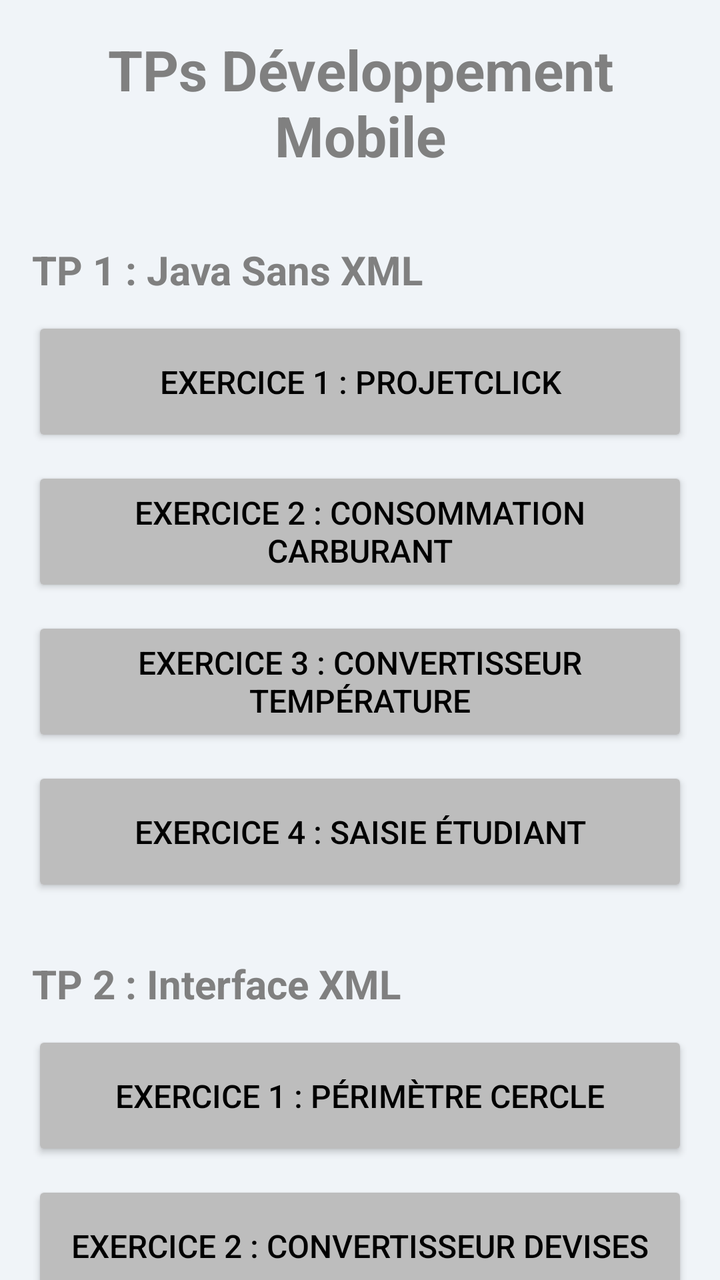
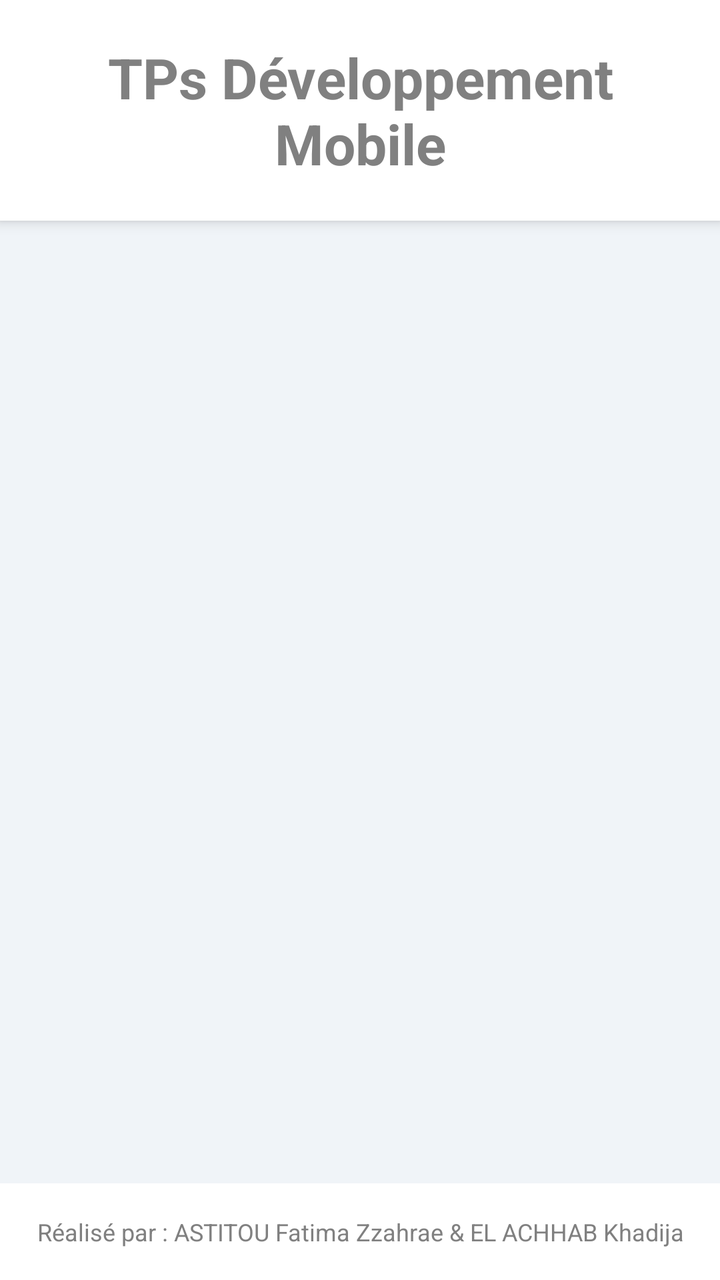

The first picture is an Android layout as it rendered before a commit; the second is the same layout after the commit. The layout source and the unified diff follow.
<!-- AndroidManifest.xml: application theme Theme.AppCompat.Light.DarkActionBar -->
<!-- res/layout/activity_main.xml -->
<?xml version="1.0" encoding="utf-8"?>
<androidx.core.widget.NestedScrollView xmlns:android="http://schemas.android.com/apk/res/android"
    android:layout_width="match_parent"
    android:layout_height="match_parent"
    android:background="#F0F4F8"
    android:fillViewport="true">

    <LinearLayout
        android:layout_width="match_parent"
        android:layout_height="wrap_content"
        android:orientation="vertical"
        android:padding="16dp">

        <TextView
            android:layout_width="match_parent"
            android:layout_height="wrap_content"
            android:text="TPs Développement Mobile"
            android:textSize="28sp"
            android:textStyle="bold"
            android:textColor="#808080"
            android:gravity="center"
            android:layout_marginBottom="10dp"/>

        <TextView
            android:layout_width="match_parent"
            android:layout_height="wrap_content"
            android:text="TP 1 : Java Sans XML"
            android:textSize="20sp"
            android:textStyle="bold"
            android:textColor="#808080"
            android:layout_marginTop="25dp"
            android:layout_marginBottom="10dp"/>

        <Button
            android:id="@+id/btnExo1Tp1"
            android:layout_width="match_parent"
            android:layout_height="65dp"
            android:text="Exercice 1 : ProjetClick"
            android:textSize="16sp"
            android:backgroundTint="#BDBDBD"
            android:textColor="#000000"
            android:layout_marginBottom="10dp"/>

        <Button
            android:id="@+id/btnExo2Tp1"
            android:layout_width="match_parent"
            android:layout_height="65dp"
            android:text="Exercice 2 : Consommation Carburant"
            android:textSize="16sp"
            android:backgroundTint="#BDBDBD"
            android:textColor="#000000"
            android:layout_marginBottom="10dp"/>

        <Button
            android:id="@+id/btnExo3Tp1"
            android:layout_width="match_parent"
            android:layout_height="65dp"
            android:text="Exercice 3 : Convertisseur Température"
            android:textSize="16sp"
            android:backgroundTint="#BDBDBD"
            android:textColor="#000000"
            android:layout_marginBottom="10dp"/>

        <Button
            android:id="@+id/btnExo4Tp1"
            android:layout_width="match_parent"
            android:layout_height="65dp"
            android:text="Exercice 4 : Saisie Étudiant"
            android:textSize="16sp"
            android:backgroundTint="#BDBDBD"
            android:textColor="#000000"
            android:layout_marginBottom="20dp"/>

        <TextView
            android:layout_width="match_parent"
            android:layout_height="wrap_content"
            android:text="TP 2 : Interface XML"
            android:textSize="20sp"
            android:textStyle="bold"
            android:textColor="#808080"
            android:layout_marginTop="10dp"
            android:layout_marginBottom="10dp"/>

        <Button
            android:id="@+id/btnExo1Tp2"
            android:layout_width="match_parent"
            android:layout_height="65dp"
            android:text="Exercice 1 : Périmètre Cercle"
            android:textSize="16sp"
            android:backgroundTint="#BDBDBD"
            android:textColor="#000000"
            android:layout_marginBottom="10dp"/>

        <Button
            android:id="@+id/btnExo2Tp2"
            android:layout_width="match_parent"
            android:layout_height="65dp"
            android:text="Exercice 2 : Convertisseur Devises"
            android:textSize="16sp"
            android:backgroundTint="#BDBDBD"
            android:textColor="#000000"
            android:layout_marginBottom="10dp"/>

        <Button
            android:id="@+id/btnExo3Tp2"
            android:layout_width="match_parent"
            android:layout_height="65dp"
            android:text="Exercice 3 : Gestion Étudiant (Classes)"
            android:textSize="16sp"
            android:backgroundTint="#BDBDBD"
            android:textColor="#000000"
            android:layout_marginBottom="20dp"/>

        <TextView
            android:layout_width="match_parent"
            android:layout_height="wrap_content"
            android:text="TP 3 : Calculatrice"
            android:textSize="20sp"
            android:textStyle="bold"
            android:textColor="#808080"
            android:layout_marginTop="10dp"
            android:layout_marginBottom="10dp"/>

        <Button
            android:id="@+id/btnCalculatrice"
            android:layout_width="match_parent"
            android:layout_height="65dp"
            android:text="Application Calculatrice"
            android:textSize="16sp"
            android:backgroundTint="#BDBDBD"
            android:textColor="#000000"
            android:layout_marginBottom="20dp"/>

        <TextView
            android:layout_width="match_parent"
            android:layout_height="wrap_content"
            android:text="TP 4 : SMS et Menus"
            android:textSize="20sp"
            android:textStyle="bold"
            android:textColor="#808080"
            android:layout_marginTop="10dp"
            android:layout_marginBottom="10dp"/>

        <Button
            android:id="@+id/btnEnvoiSms"
            android:layout_width="match_parent"
            android:layout_height="65dp"
            android:text="Envoi de SMS"
            android:textSize="16sp"
            android:backgroundTint="#BDBDBD"
            android:textColor="#000000"
            android:layout_marginBottom="10dp"/>

        <Button
            android:id="@+id/btnMenuOptions"
            android:layout_width="match_parent"
            android:layout_height="65dp"
            android:text="Menu Options Android"
            android:textSize="16sp"
            android:backgroundTint="#BDBDBD"
            android:textColor="#000000"
            android:layout_marginBottom="20dp"/>

        <TextView
            android:layout_width="match_parent"
            android:layout_height="wrap_content"
            android:text="TP 5 : ListView et Navigation"
            android:textSize="20sp"
            android:textStyle="bold"
            android:textColor="#808080"
            android:layout_marginTop="10dp"
            android:layout_marginBottom="10dp"/>

        <Button
            android:id="@+id/btnListViewPerso"
            android:layout_width="match_parent"
            android:layout_height="65dp"
            android:text="ListView Personnalisée"
            android:textSize="16sp"
            android:backgroundTint="#BDBDBD"
            android:textColor="#000000"
            android:layout_marginBottom="10dp"/>

        <Button
            android:id="@+id/btnNavigationIntent"
            android:layout_width="match_parent"
            android:layout_height="65dp"
            android:text="Navigation avec Intent"
            android:textSize="16sp"
            android:backgroundTint="#BDBDBD"
            android:textColor="#000000"
            android:layout_marginBottom="30dp"/>

        <TextView
            android:layout_width="match_parent"
            android:layout_height="wrap_content"
            android:text="Réalisé par : ASTITOU Fatima Zzahrae &amp; EL ACHHAB Khadija"
            android:textSize="12sp"
            android:textColor="#808080"
            android:gravity="center"
            android:layout_marginTop="20dp"
            android:layout_marginBottom="20dp"/>

    </LinearLayout>
</androidx.core.widget.NestedScrollView>
<!-- resources referenced by this layout -->
<resources>

</resources>

<!-- the commit's change to res/layout/activity_main.xml (unified diff, before → after) -->
@@ -1,205 +1,39 @@
 <?xml version="1.0" encoding="utf-8"?>
-<androidx.core.widget.NestedScrollView xmlns:android="http://schemas.android.com/apk/res/android"
+<LinearLayout xmlns:android="http://schemas.android.com/apk/res/android"
     android:layout_width="match_parent"
     android:layout_height="match_parent"
-    android:background="#F0F4F8"
-    android:fillViewport="true">
+    android:orientation="vertical"
+    android:background="#F0F4F8">
 
-    <LinearLayout
+    <TextView
         android:layout_width="match_parent"
         android:layout_height="wrap_content"
-        android:orientation="vertical"
-        android:padding="16dp">
+        android:text="TPs Développement Mobile"
+        android:textSize="28sp"
+        android:textStyle="bold"
+        android:textColor="#808080"
+        android:gravity="center"
+        android:padding="20dp"
+        android:background="#FFFFFF"
+        android:elevation="4dp"/>
 
-        <TextView
-            android:layout_width="match_parent"
-            android:layout_height="wrap_content"
-            android:text="TPs Développement Mobile"
-            android:textSize="28sp"
-            android:textStyle="bold"
-            android:textColor="#808080"
-            android:gravity="center"
-            android:layout_marginBottom="10dp"/>
+    <ListView
+        android:id="@+id/listView"
+        android:layout_width="match_parent"
+        android:layout_height="0dp"
+        android:layout_weight="1"
+        android:divider="#BDBDBD"
+        android:dividerHeight="1dp"
+        android:padding="16dp"/>
 
-        <TextView
-            android:layout_width="match_parent"
-            android:layout_height="wrap_content"
-            android:text="TP 1 : Java Sans XML"
-            android:textSize="20sp"
-            android:textStyle="bold"
-            android:textColor="#808080"
-            android:layout_marginTop="25dp"
-            android:layout_marginBottom="10dp"/>
+    <TextView
+        android:layout_width="match_parent"
+        android:layout_height="wrap_content"
+        android:text="Réalisé par : ASTITOU Fatima Zzahrae &amp; EL ACHHAB Khadija"
+        android:textSize="12sp"
+        android:textColor="#808080"
+        android:gravity="center"
+        android:padding="16dp"
+        android:background="#FFFFFF"/>
 
-        <Button
-            android:id="@+id/btnExo1Tp1"
-            android:layout_width="match_parent"
-            android:layout_height="65dp"
-            android:text="Exercice 1 : ProjetClick"
-            android:textSize="16sp"
-            android:backgroundTint="#BDBDBD"
-            android:textColor="#000000"
-            android:layout_marginBottom="10dp"/>
-
-        <Button
-            android:id="@+id/btnExo2Tp1"
-            android:layout_width="match_parent"
-            android:layout_height="65dp"
-            android:text="Exercice 2 : Consommation Carburant"
-            android:textSize="16sp"
-            android:backgroundTint="#BDBDBD"
-            android:textColor="#000000"
-            android:layout_marginBottom="10dp"/>
-
-        <Button
-            android:id="@+id/btnExo3Tp1"
-            android:layout_width="match_parent"
-            android:layout_height="65dp"
-            android:text="Exercice 3 : Convertisseur Température"
-            android:textSize="16sp"
-            android:backgroundTint="#BDBDBD"
-            android:textColor="#000000"
-            android:layout_marginBottom="10dp"/>
-
-        <Button
-            android:id="@+id/btnExo4Tp1"
-            android:layout_width="match_parent"
-            android:layout_height="65dp"
-            android:text="Exercice 4 : Saisie Étudiant"
-            android:textSize="16sp"
-            android:backgroundTint="#BDBDBD"
-            android:textColor="#000000"
-            android:layout_marginBottom="20dp"/>
-
-        <TextView
-            android:layout_width="match_parent"
-            android:layout_height="wrap_content"
-            android:text="TP 2 : Interface XML"
-            android:textSize="20sp"
-            android:textStyle="bold"
-            android:textColor="#808080"
-            android:layout_marginTop="10dp"
-            android:layout_marginBottom="10dp"/>
-
-        <Button
-            android:id="@+id/btnExo1Tp2"
-            android:layout_width="match_parent"
-            android:layout_height="65dp"
-            android:text="Exercice 1 : Périmètre Cercle"
-            android:textSize="16sp"
-            android:backgroundTint="#BDBDBD"
-            android:textColor="#000000"
-            android:layout_marginBottom="10dp"/>
-
-        <Button
-            android:id="@+id/btnExo2Tp2"
-            android:layout_width="match_parent"
-            android:layout_height="65dp"
-            android:text="Exercice 2 : Convertisseur Devises"
-            android:textSize="16sp"
-            android:backgroundTint="#BDBDBD"
-            android:textColor="#000000"
-            android:layout_marginBottom="10dp"/>
-
-        <Button
-            android:id="@+id/btnExo3Tp2"
-            android:layout_width="match_parent"
-            android:layout_height="65dp"
-            android:text="Exercice 3 : Gestion Étudiant (Classes)"
-            android:textSize="16sp"
-            android:backgroundTint="#BDBDBD"
-            android:textColor="#000000"
-            android:layout_marginBottom="20dp"/>
-
-        <TextView
-            android:layout_width="match_parent"
-            android:layout_height="wrap_content"
-            android:text="TP 3 : Calculatrice"
-            android:textSize="20sp"
-            android:textStyle="bold"
-            android:textColor="#808080"
-            android:layout_marginTop="10dp"
-            android:layout_marginBottom="10dp"/>
-
-        <Button
-            android:id="@+id/btnCalculatrice"
-            android:layout_width="match_parent"
-            android:layout_height="65dp"
-            android:text="Application Calculatrice"
-            android:textSize="16sp"
-            android:backgroundTint="#BDBDBD"
-            android:textColor="#000000"
-            android:layout_marginBottom="20dp"/>
-
-        <TextView
-            android:layout_width="match_parent"
-            android:layout_height="wrap_content"
-            android:text="TP 4 : SMS et Menus"
-            android:textSize="20sp"
-            android:textStyle="bold"
-            android:textColor="#808080"
-            android:layout_marginTop="10dp"
-            android:layout_marginBottom="10dp"/>
-
-        <Button
-            android:id="@+id/btnEnvoiSms"
-            android:layout_width="match_parent"
-            android:layout_height="65dp"
-            android:text="Envoi de SMS"
-            android:textSize="16sp"
-            android:backgroundTint="#BDBDBD"
-            android:textColor="#000000"
-            android:layout_marginBottom="10dp"/>
-
-        <Button
-            android:id="@+id/btnMenuOptions"
-            android:layout_width="match_parent"
-            android:layout_height="65dp"
-            android:text="Menu Options Android"
-            android:textSize="16sp"
-            android:backgroundTint="#BDBDBD"
-            android:textColor="#000000"
-            android:layout_marginBottom="20dp"/>
-
-        <TextView
-            android:layout_width="match_parent"
-            android:layout_height="wrap_content"
-            android:text="TP 5 : ListView et Navigation"
-            android:textSize="20sp"
-            android:textStyle="bold"
-            android:textColor="#808080"
-            android:layout_marginTop="10dp"
-            android:layout_marginBottom="10dp"/>
-
-        <Button
-            android:id="@+id/btnListViewPerso"
-            android:layout_width="match_parent"
-            android:layout_height="65dp"
-            android:text="ListView Personnalisée"
-            android:textSize="16sp"
-            android:backgroundTint="#BDBDBD"
-            android:textColor="#000000"
-            android:layout_marginBottom="10dp"/>
-
-        <Button
-            android:id="@+id/btnNavigationIntent"
-            android:layout_width="match_parent"
-            android:layout_height="65dp"
-            android:text="Navigation avec Intent"
-            android:textSize="16sp"
-            android:backgroundTint="#BDBDBD"
-            android:textColor="#000000"
-            android:layout_marginBottom="30dp"/>
-
-        <TextView
-            android:layout_width="match_parent"
-            android:layout_height="wrap_content"
-            android:text="Réalisé par : ASTITOU Fatima Zzahrae &amp; EL ACHHAB Khadija"
-            android:textSize="12sp"
-            android:textColor="#808080"
-            android:gravity="center"
-            android:layout_marginTop="20dp"
-            android:layout_marginBottom="20dp"/>
-
-    </LinearLayout>
-</androidx.core.widget.NestedScrollView>
+</LinearLayout>
